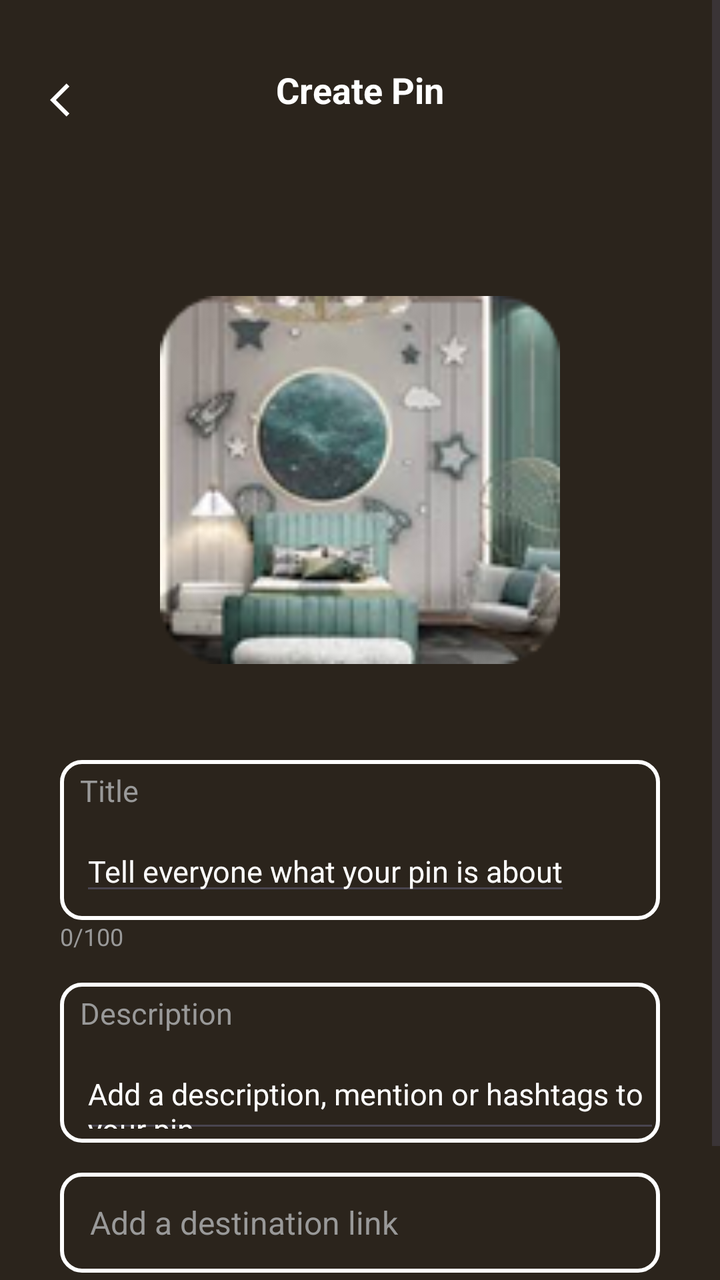
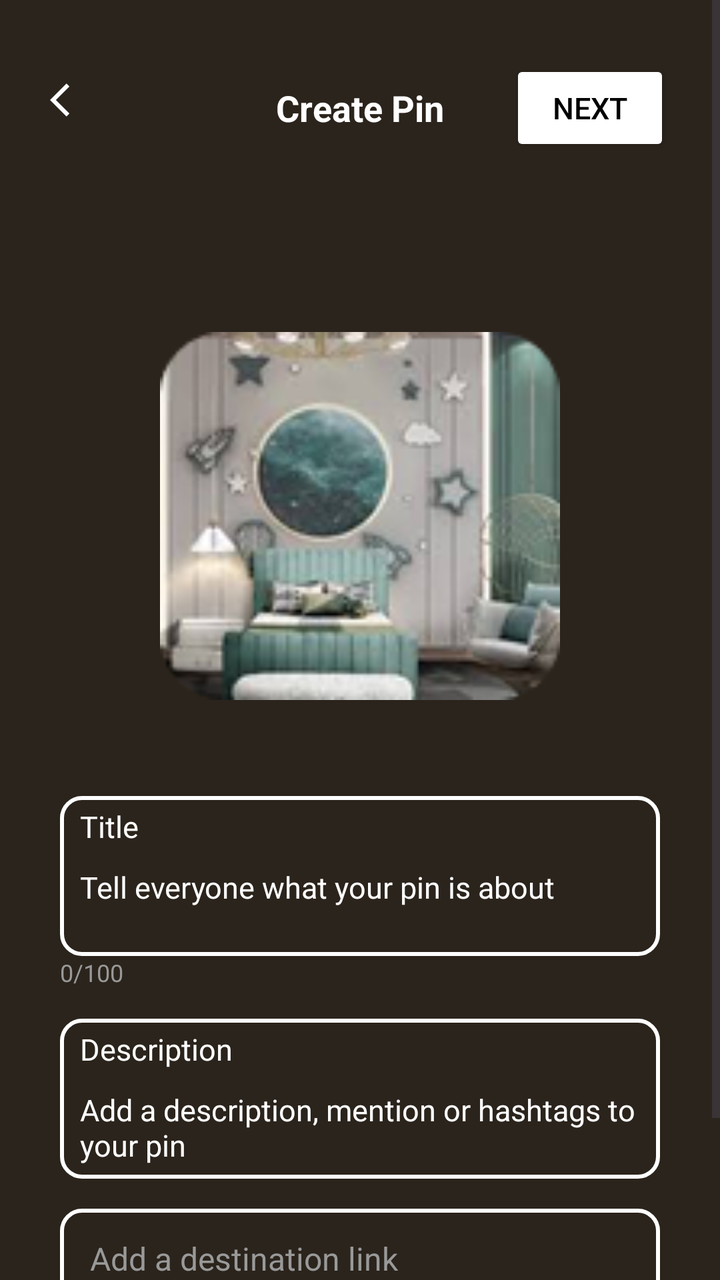

The first picture is an Android layout as it rendered before a commit; the second is the same layout after the commit. The layout source and the unified diff follow.
<!-- AndroidManifest.xml: application theme Theme.Decora -->
<!-- res/layout/activity_page21.xml -->
<?xml version="1.0" encoding="utf-8"?>
<ScrollView xmlns:android="http://schemas.android.com/apk/res/android"
    xmlns:app="http://schemas.android.com/apk/res-auto"
    xmlns:tools="http://schemas.android.com/tools"
    android:layout_width="match_parent"
    android:layout_height="match_parent"
    android:background="#2B241C"
    tools:context=".Page21Activity">

    <RelativeLayout
        android:id="@+id/main"
        android:layout_width="match_parent"
        android:layout_height="wrap_content"
        android:background="#2B241C">

        <RelativeLayout
            android:id="@+id/top"
            android:layout_width="match_parent"
            android:layout_height="wrap_content"
            android:layout_marginTop="30dp">

            <TextView
                android:layout_width="wrap_content"
                android:layout_height="wrap_content"
                android:layout_centerInParent="true"
                android:text="Create Pin"
                android:textColor="@color/white"
                android:textSize="18sp"
                android:textStyle="bold" />

            <ImageView
                android:id="@+id/back"
                android:layout_width="20dp"
                android:layout_height="20dp"
                android:layout_marginTop="10dp"
                android:layout_marginHorizontal="25dp"
                android:background="@drawable/back_arrow"
                android:backgroundTint="@color/white"
                android:clickable="true" />
        </RelativeLayout>

        <ImageView
            android:id="@+id/pinImage"
            android:layout_width="200dp"
            android:layout_height="200dp"
            android:layout_below="@id/top"
            android:layout_centerHorizontal="true"
            android:layout_marginTop="80dp"
            android:src="@drawable/img1" />

        <LinearLayout
            android:id="@+id/inputSection"
            android:layout_width="match_parent"
            android:layout_height="wrap_content"
            android:layout_below="@id/pinImage"
            android:layout_marginTop="40dp"
            android:orientation="vertical"
            android:paddingHorizontal="30dp">

            <LinearLayout
                android:layout_width="match_parent"
                android:layout_height="80dp"
                android:orientation="vertical"
                android:id="@+id/pinTitle"
                android:background="@drawable/textbox2">

                <TextView

                    android:layout_width="wrap_content"
                    android:layout_height="wrap_content"

                    android:gravity="top"
                    android:hint="Title"
                    android:maxLength="100"
                    android:layout_marginLeft="10dp"
                    android:layout_marginTop="5dp"
                    android:textColor="@color/white"
                    android:textColorHint="#999999"
                    android:textSize="15sp" />

                <EditText
                    android:layout_width="wrap_content"
                    android:layout_height="wrap_content"

                    android:hint="Tell everyone what your pin is about"
                    android:layout_marginLeft="10dp"
                    android:maxLength="100"
                    android:layout_marginTop="10dp"
                    android:textColor="@color/white"
                    android:textColorHint="@color/white"
                    android:textSize="15sp"/>



            </LinearLayout>

            <TextView
                android:id="@+id/titleCounter"
                android:layout_width="wrap_content"
                android:layout_height="wrap_content"
                android:layout_below="@id/pinTitle"
                android:layout_alignParentStart="true"
                android:text="0/100"
                android:textColor="#999999"
                android:textSize="12sp" />

            <LinearLayout
                android:layout_width="match_parent"
                android:layout_height="80dp"
                android:orientation="vertical"
                android:layout_marginTop="15dp"
                android:id="@+id/descriptionTitle"
                android:background="@drawable/textbox2">

                <TextView

                    android:layout_width="wrap_content"
                    android:layout_height="wrap_content"

                    android:gravity="top"
                    android:hint="Description"
                    android:maxLength="100"
                    android:layout_marginLeft="10dp"
                    android:layout_marginTop="5dp"
                    android:textColor="@color/white"
                    android:textColorHint="#999999"
                    android:textSize="15sp" />

                <EditText
                    android:layout_width="wrap_content"
                    android:layout_height="wrap_content"

                    android:hint="Add a description, mention or hashtags to your pin"
                    android:layout_marginLeft="10dp"
                    android:maxLength="100"
                    android:layout_marginTop="10dp"
                    android:textColor="@color/white"
                    android:textColorHint="@color/white"
                    android:textSize="15sp"/>



            </LinearLayout>

            <EditText
                android:id="@+id/pinLink"
                android:layout_width="match_parent"
                android:layout_height="50dp"
                android:layout_marginTop="15dp"
                android:hint="Add a destination link"
                android:background="@drawable/textbox2"
                android:paddingHorizontal="15dp"
                android:textColor="@color/white"
                android:textColorHint="#999999"
                android:textSize="16sp" />
        </LinearLayout>

        <LinearLayout
            android:id="@+id/bottomSection"
            android:layout_width="match_parent"
            android:layout_height="wrap_content"
            android:layout_below="@id/inputSection"
            android:layout_marginTop="20dp"
            android:orientation="vertical"
            android:paddingHorizontal="30dp">

            <RelativeLayout
                android:id="@+id/pickBoardRow"
                android:layout_width="match_parent"
                android:layout_height="wrap_content"
                android:layout_marginBottom="15dp">

                <TextView
                    android:layout_width="wrap_content"
                    android:layout_height="wrap_content"
                    android:text="Pick a board"
                    android:textColor="@color/white"
                    android:textSize="16sp"
                    android:layout_alignParentStart="true" />

                <ImageView
                    android:layout_width="18dp"
                    android:layout_height="18dp"
                    android:layout_alignParentEnd="true"
                    android:src="@drawable/img_1" />
            </RelativeLayout>

            <RelativeLayout
                android:id="@+id/tagTopicsRow"
                android:layout_width="match_parent"
                android:layout_height="wrap_content">

                <TextView
                    android:layout_width="wrap_content"
                    android:layout_height="wrap_content"
                    android:text="Tag related topics"
                    android:textColor="@color/white"
                    android:textSize="16sp"
                    android:layout_alignParentStart="true" />

                <ImageView
                    android:layout_width="18dp"
                    android:layout_height="18dp"
                    android:layout_alignParentEnd="true"
                    android:src="@drawable/img_1" />
            </RelativeLayout>
        </LinearLayout>


    </RelativeLayout>



</ScrollView>
<!-- resources referenced by this layout -->
<resources>
  <color name="white">#FFFFFFFF</color>
  <!-- drawable back_arrow (drawable) -->
  <vector xmlns:android="http://schemas.android.com/apk/res/android" android:autoMirrored="true" android:height="24dp" android:tint="#2D2D2D" android:viewportHeight="24" android:viewportWidth="24" android:width="24dp">
        
      <path android:fillColor="@android:color/white" android:pathData="M11.67,3.87L9.9,2.1 0,12l9.9,9.9 1.77,-1.77L3.54,12z"/>
      
  </vector>
  <!-- drawable img1: png bitmap (drawable, 28919 bytes) -->
  <!-- drawable img_1: png bitmap (drawable, 254 bytes) -->
  <!-- drawable textbox2 (drawable) -->
  <shape xmlns:android="http://schemas.android.com/apk/res/android"
      android:shape="rectangle">
  
  
      <solid android:color="#2B241C" />
  
  
      <stroke
          android:width="2dp"
          android:color="#FFFFFF" />
  
      <corners android:radius="10dp" />
      <size android:height="1dp" />
  </shape>
  <style name="Theme.Decora" parent="Base.Theme.Decora" />
  <style name="Base.Theme.Decora" parent="Theme.Material3.DayNight.NoActionBar">
          
          
      </style>
</resources>

<!-- the commit's change to res/layout/activity_page21.xml (unified diff, before → after) -->
@@ -37,6 +37,19 @@
                 android:background="@drawable/back_arrow"
                 android:backgroundTint="@color/white"
                 android:clickable="true" />
+
+            
+            <Button
+                android:id="@+id/nextButton"
+                android:layout_width="80dp"
+                android:layout_height="wrap_content"
+                android:text="Next"
+                android:textSize="15sp"
+                android:textColor="@color/black"
+                android:backgroundTint="@color/white"
+                android:layout_alignParentEnd="true"
+                android:layout_marginEnd="25dp" />
+
         </RelativeLayout>
 
         <ImageView
@@ -65,12 +78,10 @@
                 android:background="@drawable/textbox2">
 
                 <TextView
-
-                    android:layout_width="wrap_content"
-                    android:layout_height="wrap_content"
-
+                    android:layout_width="wrap_content"
+                    android:layout_height="wrap_content"
                     android:gravity="top"
-                    android:hint="Title"
+                    android:text="Title"
                     android:maxLength="100"
                     android:layout_marginLeft="10dp"
                     android:layout_marginTop="5dp"
@@ -78,28 +89,25 @@
                     android:textColorHint="#999999"
                     android:textSize="15sp" />
 
+                
                 <EditText
-                    android:layout_width="wrap_content"
-                    android:layout_height="wrap_content"
-
+                    android:id="@+id/pinTitleInput"
+                    android:layout_width="match_parent"
+                    android:layout_height="wrap_content"
                     android:hint="Tell everyone what your pin is about"
                     android:layout_marginLeft="10dp"
                     android:maxLength="100"
+                    android:background="@null"
                     android:layout_marginTop="10dp"
                     android:textColor="@color/white"
                     android:textColorHint="@color/white"
                     android:textSize="15sp"/>
-
-
-
             </LinearLayout>
 
             <TextView
                 android:id="@+id/titleCounter"
                 android:layout_width="wrap_content"
                 android:layout_height="wrap_content"
-                android:layout_below="@id/pinTitle"
-                android:layout_alignParentStart="true"
                 android:text="0/100"
                 android:textColor="#999999"
                 android:textSize="12sp" />
@@ -113,12 +121,9 @@
                 android:background="@drawable/textbox2">
 
                 <TextView
-
-                    android:layout_width="wrap_content"
-                    android:layout_height="wrap_content"
-
-                    android:gravity="top"
-                    android:hint="Description"
+                    android:layout_width="wrap_content"
+                    android:layout_height="wrap_content"
+                    android:text="Description"
                     android:maxLength="100"
                     android:layout_marginLeft="10dp"
                     android:layout_marginTop="5dp"
@@ -126,20 +131,19 @@
                     android:textColorHint="#999999"
                     android:textSize="15sp" />
 
+                
                 <EditText
-                    android:layout_width="wrap_content"
-                    android:layout_height="wrap_content"
-
+                    android:id="@+id/pinDescInput"
+                    android:layout_width="match_parent"
+                    android:layout_height="wrap_content"
                     android:hint="Add a description, mention or hashtags to your pin"
                     android:layout_marginLeft="10dp"
                     android:maxLength="100"
+                    android:background="@null"
                     android:layout_marginTop="10dp"
                     android:textColor="@color/white"
                     android:textColorHint="@color/white"
                     android:textSize="15sp"/>
-
-
-
             </LinearLayout>
 
             <EditText
@@ -155,6 +159,7 @@
                 android:textSize="16sp" />
         </LinearLayout>
 
+        
         <LinearLayout
             android:id="@+id/bottomSection"
             android:layout_width="match_parent"
@@ -175,8 +180,7 @@
                     android:layout_height="wrap_content"
                     android:text="Pick a board"
                     android:textColor="@color/white"
-                    android:textSize="16sp"
-                    android:layout_alignParentStart="true" />
+                    android:textSize="16sp"/>
 
                 <ImageView
                     android:layout_width="18dp"
@@ -195,8 +199,7 @@
                     android:layout_height="wrap_content"
                     android:text="Tag related topics"
                     android:textColor="@color/white"
-                    android:textSize="16sp"
-                    android:layout_alignParentStart="true" />
+                    android:textSize="16sp"/>
 
                 <ImageView
                     android:layout_width="18dp"
@@ -206,9 +209,6 @@
             </RelativeLayout>
         </LinearLayout>
 
-
     </RelativeLayout>
 
-
-
 </ScrollView>
<!-- resource entries referenced after the edit -->
@@ -1,5 +1,6 @@
 <!-- resources referenced by this layout -->
 <resources>
+  <color name="black">#FF000000</color>
   <color name="white">#FFFFFFFF</color>
   <!-- drawable back_arrow (drawable) -->
   <vector xmlns:android="http://schemas.android.com/apk/res/android" android:autoMirrored="true" android:height="24dp" android:tint="#2D2D2D" android:viewportHeight="24" android:viewportWidth="24" android:width="24dp">
